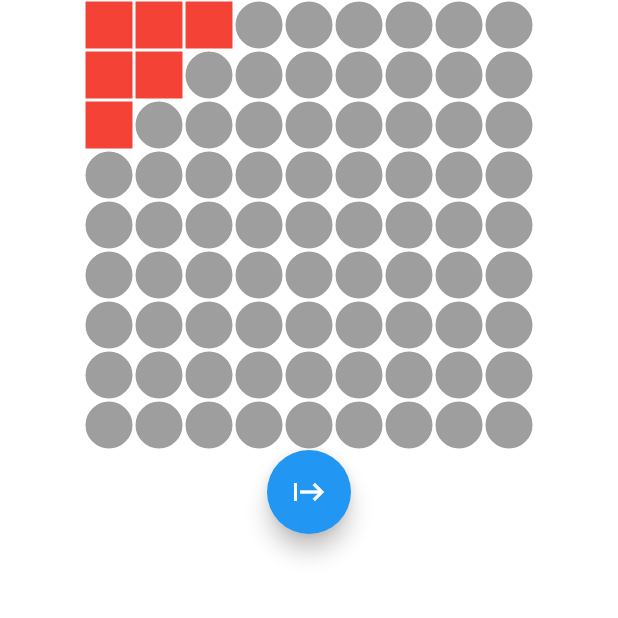
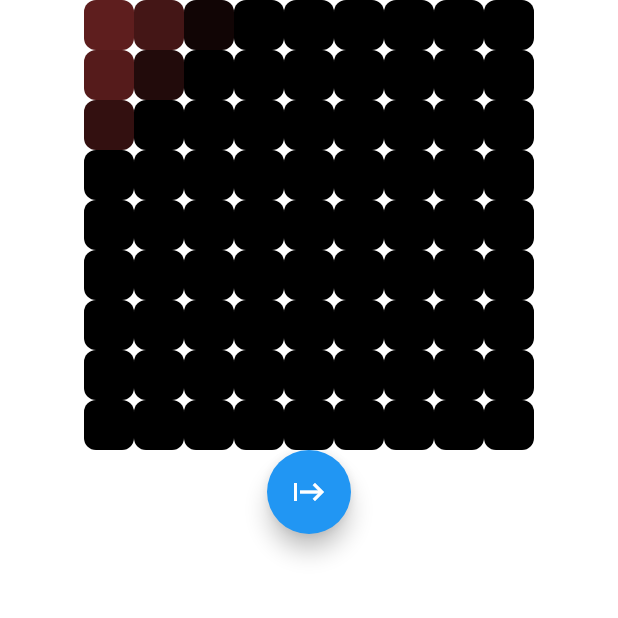
Before and after one commit to devAnkitGupta/algo_visualizer, a Flutter app: the screen it shows after launch, after a tap on the "start" icon, on a phone screen of 412 x 824 dp, the top half of it. Run offline on Flutter 3.47's test engine with Material 2 defaults, Android fonts, the light colour scheme and no system bars.

Commit message:
complete dfs and bfs pattern

```diff
--- a/lib/widget/mat_dancer.dart
+++ b/lib/widget/mat_dancer.dart
@@ -44,7 +44,8 @@ class MatDancer extends StatelessWidget {
                     },
               child: const Icon(Icons.start),
             );
-            }),
+          },
+        ),
       ],
     );
   }
@@ -63,17 +64,56 @@ class MatDancer extends StatelessWidget {
     return ValueListenableBuilder<Block>(
       valueListenable: listenable,
       builder: (context, snapshot, _) {
-        return AnimatedContainer(
-          duration: const Duration(milliseconds: 200),
-          height: snapshot.isanimated ? 0 : 100,
-          width: snapshot.isanimated ? 0 : 100,
+        return snapshot.isanimated
+            ? const BlockTile()
+            : Container(
                 decoration: BoxDecoration(
-            color: snapshot.isanimated ? Colors.red : Colors.black38,
-            border: Border.all(color: Colors.white, width: 1),
-            borderRadius: BorderRadius.circular(snapshot.isanimated ? 0 : 100),
+                  borderRadius: BorderRadius.circular(8),
+                  color: Colors.black,
                 ),
               );
       },
     );
   }
 }
+
+class BlockTile extends StatefulWidget {
+  const BlockTile({super.key});
+
+  @override
+  State<BlockTile> createState() => _BlockTileState();
+}
+
+class _BlockTileState extends State<BlockTile> {
+  final forwardTweenColor =
+      ColorTween(begin: Colors.black, end: Colors.redAccent);
+  final reverseTweenColor =
+      ColorTween(begin: Colors.redAccent, end: Colors.black);
+  late ColorTween currentTween;
+  @override
+  void initState() {
+    super.initState();
+    currentTween = forwardTweenColor;
+  }
+
+  @override
+  Widget build(BuildContext context) {
+    return TweenAnimationBuilder(
+      tween: currentTween,
+      duration: const Duration(seconds: 3),
+      onEnd: () {
+        setState(() {
+          currentTween = reverseTweenColor;
+        });
+      },
+      builder: (context, value, _) {
+        return Container(
+          decoration: BoxDecoration(
+            borderRadius: BorderRadius.circular(8),
+            color: value,
+          ),
+        );
+      },
+    );
+  }
+}
```
Lines whose indentation alone changed are shown as unchanged.
